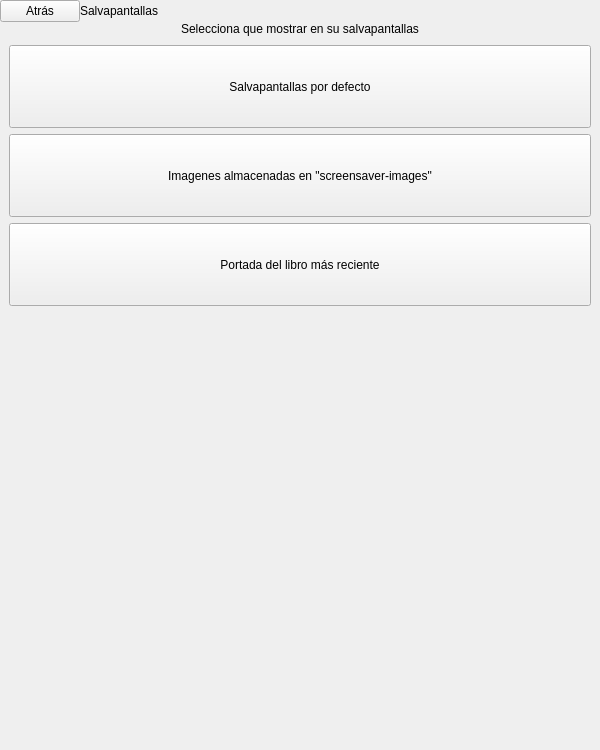
Old version of the form bqSetting/ui/SettingsPageScreenSaver.ui in the repository bq/cervantes.
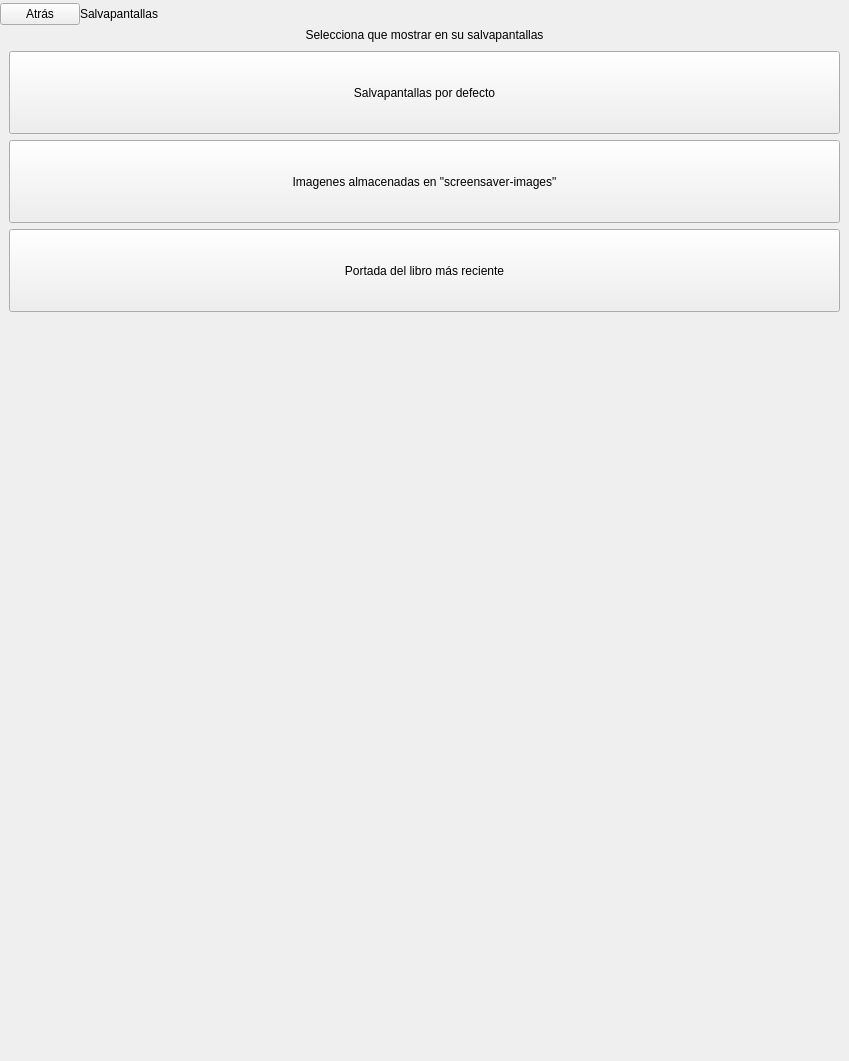
New version of the form. Custom widgets are drawn as their Qt base class.

Diff of the .ui file:
```diff
--- a/bqSetting/ui/SettingsPageScreenSaver.ui
+++ b/bqSetting/ui/SettingsPageScreenSaver.ui
@@ -6,8 +6,8 @@
    <rect>
     <x>0</x>
     <y>0</y>
-    <width>600</width>
-    <height>750</height>
+    <width>849</width>
+    <height>1061</height>
    </rect>
   </property>
   <property name="sizePolicy">
@@ -18,14 +18,14 @@
   </property>
   <property name="minimumSize">
    <size>
-    <width>600</width>
-    <height>750</height>
+    <width>0</width>
+    <height>0</height>
    </size>
   </property>
   <property name="maximumSize">
    <size>
-    <width>600</width>
-    <height>750</height>
+    <width>849</width>
+    <height>1061</height>
    </size>
   </property>
   <property name="windowTitle">
@@ -74,7 +74,7 @@
         <property name="maximumSize">
          <size>
           <width>16777215</width>
-          <height>10000</height>
+          <height>14142</height>
          </size>
         </property>
         <property name="text">
@@ -89,8 +89,8 @@
         </property>
         <property name="sizeHint" stdset="0">
          <size>
-          <width>40</width>
-          <height>20</height>
+          <width>57</width>
+          <height>28</height>
          </size>
         </property>
        </spacer>
@@ -156,7 +156,7 @@
         <property name="maximumSize">
          <size>
           <width>16777215</width>
-          <height>83</height>
+          <height>117</height>
          </size>
         </property>
         <property name="focusPolicy">
@@ -187,7 +187,7 @@
         <property name="maximumSize">
          <size>
           <width>16777215</width>
-          <height>83</height>
+          <height>117</height>
          </size>
         </property>
         <property name="focusPolicy">
@@ -218,7 +218,7 @@
         <property name="maximumSize">
          <size>
           <width>16777215</width>
-          <height>83</height>
+          <height>117</height>
          </size>
         </property>
         <property name="focusPolicy">
@@ -242,8 +242,8 @@
      </property>
      <property name="sizeHint" stdset="0">
       <size>
-       <width>20</width>
-       <height>40</height>
+       <width>28</width>
+       <height>57</height>
       </size>
      </property>
     </spacer>
```
Left out of the diff: 14 changed lines with no effect on the pictures.
